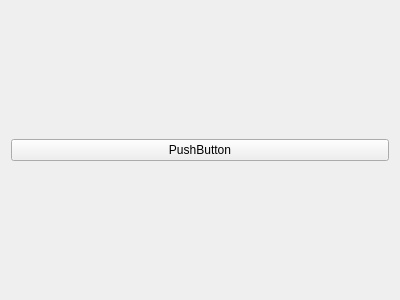
uwrobotics/MarsRover2019, file Workspace/src/rover_gui/ui/maincontrolswidget.ui: the form before one commit.
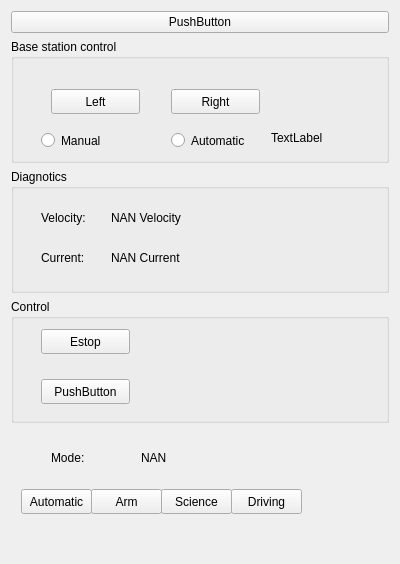
The form after the commit.

The edit to the form file:
```diff
--- a/Workspace/src/rover_gui/ui/maincontrolswidget.ui
+++ b/Workspace/src/rover_gui/ui/maincontrolswidget.ui
@@ -7,7 +7,7 @@
     <x>0</x>
     <y>0</y>
     <width>400</width>
-    <height>300</height>
+    <height>564</height>
    </rect>
   </property>
   <property name="windowTitle">
@@ -16,11 +16,278 @@
   <layout class="QVBoxLayout" name="verticalLayout">
    <item>
     <widget class="QPushButton" name="pushButton">
+     <property name="enabled">
+      <bool>true</bool>
+     </property>
+     <property name="sizePolicy">
+      <sizepolicy hsizetype="Minimum" vsizetype="Fixed">
+       <horstretch>0</horstretch>
+       <verstretch>0</verstretch>
+      </sizepolicy>
+     </property>
      <property name="text">
       <string>PushButton</string>
      </property>
     </widget>
    </item>
+   <item>
+    <widget class="QGroupBox" name="groupBox">
+     <property name="title">
+      <string>Base station control</string>
+     </property>
+     <widget class="QRadioButton" name="manual">
+      <property name="geometry">
+       <rect>
+        <x>30</x>
+        <y>90</y>
+        <width>112</width>
+        <height>23</height>
+       </rect>
+      </property>
+      <property name="text">
+       <string>Manual</string>
+      </property>
+     </widget>
+     <widget class="QRadioButton" name="auto_2">
+      <property name="geometry">
+       <rect>
+        <x>160</x>
+        <y>90</y>
+        <width>112</width>
+        <height>23</height>
+       </rect>
+      </property>
+      <property name="text">
+       <string>Automatic</string>
+      </property>
+     </widget>
+     <widget class="QPushButton" name="left">
+      <property name="geometry">
+       <rect>
+        <x>40</x>
+        <y>50</y>
+        <width>89</width>
+        <height>25</height>
+       </rect>
+      </property>
+      <property name="text">
+       <string>Left</string>
+      </property>
+     </widget>
+     <widget class="QPushButton" name="right">
+      <property name="geometry">
+       <rect>
+        <x>160</x>
+        <y>50</y>
+        <width>89</width>
+        <height>25</height>
+       </rect>
+      </property>
+      <property name="acceptDrops">
+       <bool>false</bool>
+      </property>
+      <property name="autoFillBackground">
+       <bool>false</bool>
+      </property>
+      <property name="text">
+       <string>Right</string>
+      </property>
+     </widget>
+     <widget class="QLabel" name="state">
+      <property name="geometry">
+       <rect>
+        <x>260</x>
+        <y>90</y>
+        <width>67</width>
+        <height>17</height>
+       </rect>
+      </property>
+      <property name="text">
+       <string>TextLabel</string>
+      </property>
+     </widget>
+    </widget>
+   </item>
+   <item>
+    <widget class="QGroupBox" name="groupBox_2">
+     <property name="title">
+      <string>Diagnotics</string>
+     </property>
+     <widget class="QLabel" name="v_title">
+      <property name="geometry">
+       <rect>
+        <x>30</x>
+        <y>40</y>
+        <width>67</width>
+        <height>17</height>
+       </rect>
+      </property>
+      <property name="text">
+       <string>Velocity:</string>
+      </property>
+     </widget>
+     <widget class="QLabel" name="current_title">
+      <property name="geometry">
+       <rect>
+        <x>30</x>
+        <y>80</y>
+        <width>67</width>
+        <height>17</height>
+       </rect>
+      </property>
+      <property name="text">
+       <string>Current:</string>
+      </property>
+     </widget>
+     <widget class="QLabel" name="velocity">
+      <property name="geometry">
+       <rect>
+        <x>100</x>
+        <y>40</y>
+        <width>101</width>
+        <height>17</height>
+       </rect>
+      </property>
+      <property name="text">
+       <string>NAN Velocity</string>
+      </property>
+     </widget>
+     <widget class="QLabel" name="current">
+      <property name="geometry">
+       <rect>
+        <x>100</x>
+        <y>80</y>
+        <width>91</width>
+        <height>17</height>
+       </rect>
+      </property>
+      <property name="text">
+       <string>NAN Current</string>
+      </property>
+     </widget>
+    </widget>
+   </item>
+   <item>
+    <widget class="QGroupBox" name="groupBox_3">
+     <property name="title">
+      <string>Control</string>
+     </property>
+     <widget class="QPushButton" name="stop_all">
+      <property name="geometry">
+       <rect>
+        <x>30</x>
+        <y>30</y>
+        <width>89</width>
+        <height>25</height>
+       </rect>
+      </property>
+      <property name="text">
+       <string>Estop</string>
+      </property>
+     </widget>
+     <widget class="QPushButton" name="pushButton_9">
+      <property name="geometry">
+       <rect>
+        <x>30</x>
+        <y>80</y>
+        <width>89</width>
+        <height>25</height>
+       </rect>
+      </property>
+      <property name="text">
+       <string>PushButton</string>
+      </property>
+     </widget>
+    </widget>
+   </item>
+   <item>
+    <widget class="QWidget" name="widget" native="true">
+     <property name="maximumSize">
+      <size>
+       <width>16777215</width>
+       <height>1677</height>
+      </size>
+     </property>
+     <widget class="QPushButton" name="Automatic">
+      <property name="geometry">
+       <rect>
+        <x>10</x>
+        <y>60</y>
+        <width>71</width>
+        <height>25</height>
+       </rect>
+      </property>
+      <property name="text">
+       <string>Automatic</string>
+      </property>
+     </widget>
+     <widget class="QPushButton" name="Arm">
+      <property name="geometry">
+       <rect>
+        <x>80</x>
+        <y>60</y>
+        <width>71</width>
+        <height>25</height>
+       </rect>
+      </property>
+      <property name="text">
+       <string>Arm</string>
+      </property>
+     </widget>
+     <widget class="QPushButton" name="Science">
+      <property name="geometry">
+       <rect>
+        <x>150</x>
+        <y>60</y>
+        <width>71</width>
+        <height>25</height>
+       </rect>
+      </property>
+      <property name="text">
+       <string>Science</string>
+      </property>
+     </widget>
+     <widget class="QPushButton" name="Driving">
+      <property name="geometry">
+       <rect>
+        <x>220</x>
+        <y>60</y>
+        <width>71</width>
+        <height>25</height>
+       </rect>
+      </property>
+      <property name="text">
+       <string>Driving</string>
+      </property>
+     </widget>
+     <widget class="QLabel" name="label_2">
+      <property name="geometry">
+       <rect>
+        <x>130</x>
+        <y>20</y>
+        <width>101</width>
+        <height>17</height>
+       </rect>
+      </property>
+      <property name="text">
+       <string>NAN</string>
+      </property>
+     </widget>
+     <widget class="QLabel" name="label">
+      <property name="geometry">
+       <rect>
+        <x>40</x>
+        <y>20</y>
+        <width>67</width>
+        <height>17</height>
+       </rect>
+      </property>
+      <property name="text">
+       <string>Mode:</string>
+      </property>
+     </widget>
+    </widget>
+   </item>
   </layout>
  </widget>
  <resources/>
```
Left out of the diff: 19 changed lines with no effect on the pictures.
